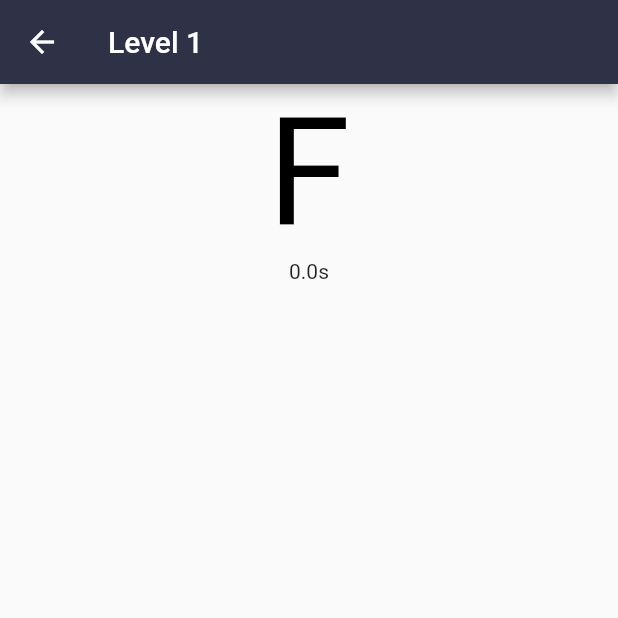
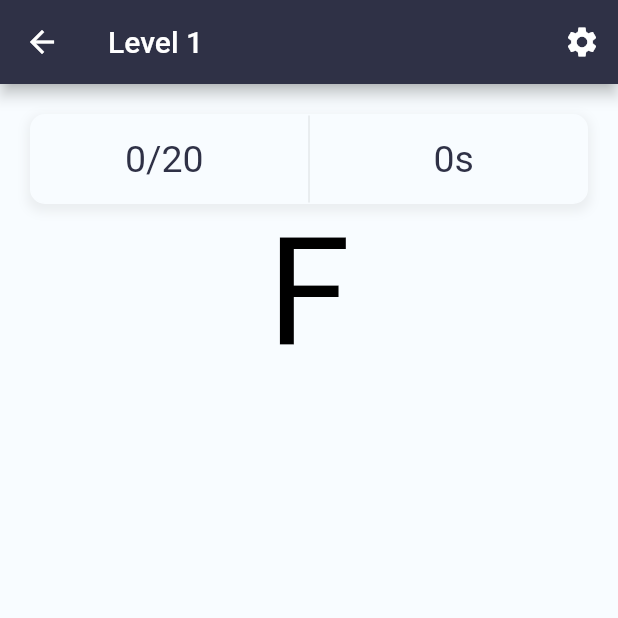
Before and after one commit to manudicri/piano_chords_trainer, a Flutter app: the LevelPage screen opened by its route, on a phone screen of 412 x 824 dp, the top half of it. Run offline on Flutter 3.47's test engine with Material 2 defaults, Android fonts, the phone set to English and light mode, and no system bars; missing offline and left inert: flutter_midi_command; statements that could not run were skipped.

Commit message:
v0.2.2
Added timer and chords counter
Added style
Another style commented (I'm pretty undecided)

Added donation button

```diff
--- a/lib/pages/home.dart
+++ b/lib/pages/home.dart
@@ -2,6 +2,7 @@ import 'package:flutter/material.dart';
 import 'package:flutter_midi_command/flutter_midi_command.dart';
 import 'package:piano_chords_trainer/pages/level.dart';
 import 'package:piano_chords_trainer/services/midi.dart' as midi;
+import 'package:url_launcher/url_launcher.dart';
 
 class LevelText {
   String title = "";
@@ -76,6 +77,21 @@ class _MyHomePageState extends State<MyHomePage> {
     );
   }
 
+  showMidiDevicesDialog() {
+    showDialog(
+      context: context,
+      builder: (_) => AlertDialog(
+        title: Text("Select a MIDI Device"),
+        content: Container(
+          width: 300.0,
+          child: midiDevicesWidget(),
+        ),
+      ),
+    ).then((val) {
+      //MidiCommand().stopScanningForBluetoothDevices();
+    });
+  }
+
   @override
   Widget build(BuildContext context) {
     return Scaffold(
@@ -84,26 +100,12 @@ class _MyHomePageState extends State<MyHomePage> {
         brightness: Brightness.dark,
         actions: [
           IconButton(
+            icon: Icon(Icons.coffee_rounded),
+            onPressed: () => {launch("https://ko-fi.com/manudicri")},
+          ),
+          IconButton(
             icon: midi.connected ? Icon(Icons.piano) : Icon(Icons.piano_off),
-            onPressed: () => {
-              /*
-              MidiCommand()
-                  .startScanningForBluetoothDevices()
-                  .catchError((err) {}),
-                  */
-              showDialog(
-                context: context,
-                builder: (_) => AlertDialog(
-                  title: Text("Select a MIDI Device"),
-                  content: Container(
-                    width: 300.0,
-                    child: midiDevicesWidget(),
-                  ),
-                ),
-              ).then((val) {
-                //MidiCommand().stopScanningForBluetoothDevices();
-              })
-            },
+            onPressed: showMidiDevicesDialog,
           ),
         ],
       ),
@@ -135,6 +137,7 @@ class _MyHomePageState extends State<MyHomePage> {
                             child: Text("OK"),
                             onPressed: () {
                               Navigator.pop(context);
+                              showMidiDevicesDialog();
                             },
                           )
                         ],
--- a/lib/pages/level.dart
+++ b/lib/pages/level.dart
@@ -1,5 +1,4 @@
 import 'dart:async';
-import 'dart:ffi';
 import 'dart:math';
 import 'dart:typed_data';
 
@@ -29,6 +28,7 @@ class _LevelPageState extends State<LevelPage> {
   bool notCorrect = false;
   MyTimer timer = new MyTimer();
   int counter = 0;
+  int counterMax = 20;
   Timer? _everyHalfSecond;
 
   String pickOne(String s) {
@@ -52,7 +52,6 @@ class _LevelPageState extends State<LevelPage> {
 
   void processMidiInput(Uint8List data) {
     if (data.length < 3) return;
-
     var key = data[1];
     var down = data[0] == 144;
     if (down && !keyboard.contains(key)) {
@@ -72,9 +71,11 @@ class _LevelPageState extends State<LevelPage> {
         if (notFound) played = false;
       }
       if (played) {
+        if (!waitForKeysUp) {
           waitForKeysUp = true;
           if (counter == 0) timer.start();
           counter++;
+        }
       } else {
         notCorrect = true;
       }
@@ -116,10 +117,9 @@ class _LevelPageState extends State<LevelPage> {
       }
       setState(() {});
     });
-    /*
     _everyHalfSecond = Timer.periodic(Duration(milliseconds: 500), (Timer t) {
       setState(() {});
-    });*/
+    });
   }
 
   @override
@@ -134,6 +134,7 @@ class _LevelPageState extends State<LevelPage> {
   @override
   Widget build(BuildContext context) {
     return Scaffold(
+      backgroundColor: colors[5],
       appBar: AppBar(
         title: Text("Level " + widget.level.toString()),
         brightness: Brightness.dark,
@@ -142,9 +143,160 @@ class _LevelPageState extends State<LevelPage> {
             : notCorrect
                 ? Color(0xffa31808)
                 : colors[2],
+        actions: [
+          IconButton(
+            onPressed: () {},
+            icon: Icon(Icons.settings),
+          ),
+        ],
       ),
       body: Column(
         children: [
+          Padding(
+            padding: const EdgeInsets.only(top: 20, left: 20, right: 20),
+            child: Container(
+              height: 60,
+              decoration: BoxDecoration(
+                color: colors[5],
+                border: Border.all(
+                  color: colors[5],
+                ),
+                borderRadius: BorderRadius.all(
+                  Radius.circular(10),
+                ),
+                boxShadow: [
+                  BoxShadow(
+                    color: Colors.grey.withOpacity(0.15),
+                    spreadRadius: 2,
+                    blurRadius: 5,
+                    offset: Offset(0, 3), // changes position of shadow
+                  ),
+                ],
+              ),
+              child: Row(
+                mainAxisAlignment: MainAxisAlignment.spaceAround,
+                children: [
+                  Expanded(
+                    child: Center(
+                      child: Text(
+                        counter.toString() + "/" + counterMax.toString(),
+                        style: TextStyle(
+                          color: colors[2],
+                          fontSize: 25,
+                        ),
+                      ),
+                    ),
+                  ),
+                  VerticalDivider(),
+                  Expanded(
+                    child: Center(
+                      child: Text(
+                        timer.getSeconds().toString().split(".")[0] + "s",
+                        style: TextStyle(
+                          color: colors[2],
+                          //fontWeight: FontWeight.bold,
+                          fontSize: 25,
+                        ),
+                      ),
+                    ),
+                  ),
+                ],
+              ),
+            ),
+          ),
+          /*
+            Padding(
+              padding: const EdgeInsets.only(top: 20, left: 5, right: 5),
+              child: Row(
+                mainAxisAlignment: MainAxisAlignment.spaceAround,
+                children: [
+                  Expanded(
+                    child: Padding(
+                      padding: const EdgeInsets.all(8.0),
+                      child: Container(
+                        height: 60,
+                        decoration: BoxDecoration(
+                          color: colors[2],
+                          border: Border.all(
+                            color: colors[2],
+                          ),
+                          borderRadius: BorderRadius.all(
+                            Radius.circular(10),
+                          ),
+                          boxShadow: [
+                            BoxShadow(
+                              color: Colors.grey.withOpacity(0.3),
+                              spreadRadius: 2,
+                              blurRadius: 5,
+                              offset:
+                                  Offset(0, 3), // changes position of shadow
+                            ),
+                          ],
+                        ),
+                        child: Center(
+                          child: Text(
+                            counter.toString() + "/" + counterMax.toString(),
+                            style: TextStyle(
+                              color: colors[5],
+                              fontSize: 25,
+                            ),
+                          ),
+                        ),
+                      ),
+                    ),
+                  ),
+                  Expanded(
+                    child: Padding(
+                      padding: const EdgeInsets.all(8.0),
+                      child: Container(
+                        height: 60,
+                        decoration: BoxDecoration(
+                          color: colors[5],
+                          border: Border.all(
+                            color: colors[5],
+                          ),
+                          borderRadius: BorderRadius.all(
+                            Radius.circular(10),
+                          ),
+                          boxShadow: [
+                            BoxShadow(
+                              color: Colors.grey.withOpacity(0.3),
+                              spreadRadius: 2,
+                              blurRadius: 5,
+                              offset:
+                                  Offset(0, 3), // changes position of shadow
+                            ),
+                          ],
+                        ),
+                        child: Center(
+                          child: Text(
+                            timer.getSeconds().toString().split(".")[0] + "s",
+                            style: TextStyle(
+                              color: colors[2],
+                              fontWeight: FontWeight.bold,
+                              fontSize: 25,
+                            ),
+                          ),
+                        ),
+                      ),
+                    ),
+                  ),
+                ],
+              ),
+            ),
+            */
+          /*
+            Container(
+              child: Center(
+                child: Padding(
+                  padding: const EdgeInsets.fromLTRB(0, 100, 0, 20),
+                  child: Text(counter.toString() + "/" + counterMax.toString(),
+                      style: TextStyle(
+                        fontSize: 25,
+                      )),
+                ),
+              ),
+            ),*/
           Container(
             child: Center(
               child: GestureDetector(
@@ -167,12 +319,8 @@ class _LevelPageState extends State<LevelPage> {
               ),
             ),
           ),
-            Container(
-              child: Center(
-                child: Text(timer.getSeconds().toString() + "s"),
+        ],
       ),
-            ),
-          ],
-        ));
+    );
   }
 }
--- a/pubspec.yaml
+++ b/pubspec.yaml
@@ -15,7 +15,7 @@ publish_to: 'none' # Remove this line if you wish to publish to pub.dev
 # In iOS, build-name is used as CFBundleShortVersionString while build-number used as CFBundleVersion.
 # Read more about iOS versioning at
 # https://developer.apple.com/library/archive/documentation/General/Reference/InfoPlistKeyReference/Articles/CoreFoundationKeys.html
-version: 0.2.1+2
+version: 0.2.2+0
 
 environment:
   sdk: ">=2.12.0 <3.0.0"
@@ -29,6 +29,7 @@ dependencies:
   # Use with the CupertinoIcons class for iOS style icons.
   cupertino_icons: ^1.0.2
   flutter_midi_command: ^0.3.7
+  url_launcher: ^6.0.9
 dev_dependencies:
   flutter_test:
     sdk: flutter
```
Also changed, not shown: pubspec.lock. Lines whose indentation alone changed are shown as unchanged.
